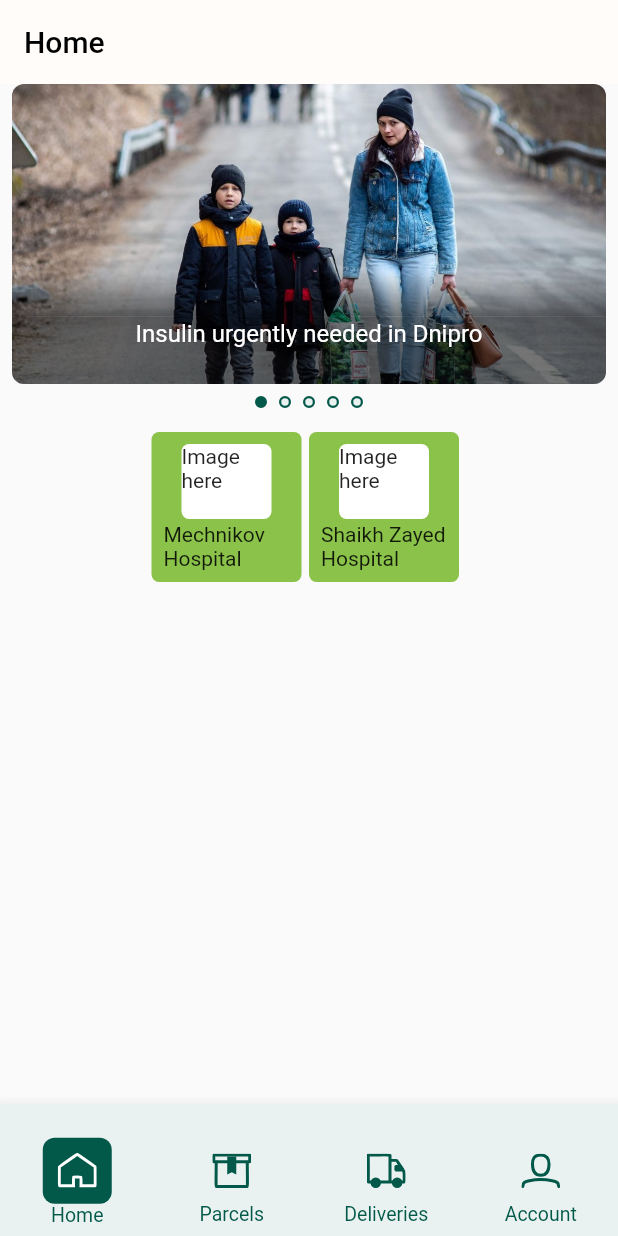
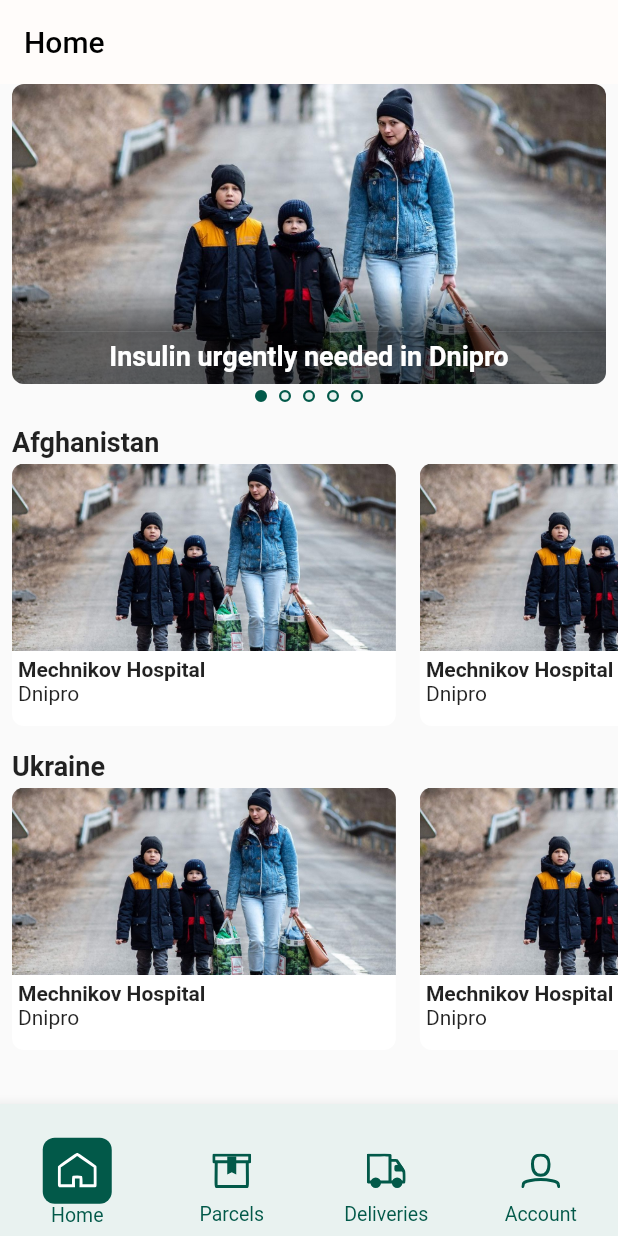
Before and after one commit to thatnick/aid-parcel, a Flutter app: the screen it shows after launch, on a phone screen of 412 x 824 dp. Run offline on Flutter 3.47's test engine with Material 2 defaults, Android fonts, the phone set to English and light mode, and no system bars; our stand-ins replace equatable, flutter_bloc, flutter_svg, geolocator, google_maps_flutter, permission_handler.

Commit message:
Adds beneficiary scroll

```diff
--- a/lib/screens/home/beneficiary_card.dart
+++ /dev/null
@@ -1,44 +0,0 @@
-import 'package:flutter/material.dart';
-
-import '../../models/beneficiary_model.dart';
-
-class BeneficiaryBox extends StatelessWidget {
-  final Beneficiary beneficiary;
-  const BeneficiaryBox({super.key, required this.beneficiary});
-
-  @override
-  Widget build(BuildContext context) {
-    return Container(
-      width: 100,
-      margin: const EdgeInsets.only(right: 5),
-      decoration: BoxDecoration(
-        color: Colors.lightGreen,
-        borderRadius: BorderRadius.circular(5),
-      ),
-      child: Stack(
-        children: [
-          Align(
-            alignment: Alignment.topCenter,
-            child: Container(
-              margin: const EdgeInsets.only(top: 8),
-              height: 50,
-              width: 60,
-              decoration: BoxDecoration(
-                color: Colors.white,
-                borderRadius: BorderRadius.circular(5),
-              ),
-              child: const Text('Image here'),
-            ),
-          ),
-          Padding(
-            padding: const EdgeInsets.all(8.0),
-            child: Align(
-              alignment: Alignment.bottomCenter,
-              child: Text(beneficiary.name),
-            ),
-          )
-        ],
-      ),
-    );
-  }
-}
--- /dev/null
+++ b/lib/screens/home/beneficiary_scroll.dart
@@ -0,0 +1,109 @@
+import 'package:flutter/material.dart';
+
+class BeneficiaryScroll extends StatefulWidget {
+  const BeneficiaryScroll({super.key});
+
+  @override
+  State<BeneficiaryScroll> createState() => _BeneficiaryScrollState();
+}
+
+class _BeneficiaryScrollState extends State<BeneficiaryScroll> {
+  final totalFeatures = 5;
+  int currentFeatureIndex = 0;
+
+  @override
+  Widget build(BuildContext context) {
+    return Stack(children: [
+      SizedBox(
+        height: 175,
+        child: PageView.builder(
+            pageSnapping: false,
+            padEnds: false,
+            controller: PageController(viewportFraction: 0.66),
+            itemCount: totalFeatures,
+            itemBuilder: (context, index) {
+              return Column(
+                children: const [
+                  FeaturedImage(),
+                  TextBox(),
+                ],
+              );
+            }),
+      ),
+    ]);
+  }
+}
+
+class FeaturedImage extends StatelessWidget {
+  const FeaturedImage({
+    Key? key,
+  }) : super(key: key);
+
+  @override
+  Widget build(BuildContext context) {
+    return Padding(
+      padding: const EdgeInsets.symmetric(horizontal: 8.0),
+      child: Container(
+        height: 125,
+        decoration: const BoxDecoration(
+          borderRadius: BorderRadius.only(
+            topLeft: Radius.circular(8),
+            topRight: Radius.circular(8),
+          ),
+          image: DecorationImage(
+            image: AssetImage(
+              'assets/sample_images/ukr/cover.jpeg',
+            ),
+            fit: BoxFit.cover,
+          ),
+        ),
+      ),
+    );
+  }
+}
+
+class TextBox extends StatelessWidget {
+  const TextBox({
+    Key? key,
+  }) : super(key: key);
+
+  @override
+  Widget build(BuildContext context) {
+    return Align(
+      alignment: Alignment.center,
+      child: Container(
+        width: (MediaQuery.of(context).size.width * 0.66) - 16,
+        height: 50,
+        decoration: const BoxDecoration(
+          color: Colors.white,
+          borderRadius: BorderRadius.only(
+            bottomLeft: Radius.circular(8),
+            bottomRight: Radius.circular(8),
+          ),
+        ),
+        child: Padding(
+          padding: const EdgeInsets.all(4),
+          child: Column(
+            mainAxisAlignment: MainAxisAlignment.start,
+            crossAxisAlignment: CrossAxisAlignment.start,
+            children: const [
+              Text(
+                'Mechnikov Hospital',
+                style: TextStyle(
+                  fontSize: 14,
+                  fontWeight: FontWeight.w600,
+                ),
+              ),
+              Text(
+                'Dnipro',
+                style: TextStyle(
+                  fontSize: 14,
+                ),
+              ),
+            ],
+          ),
+        ),
+      ),
+    );
+  }
+}
--- a/lib/screens/home/featured_carousel.dart
+++ b/lib/screens/home/featured_carousel.dart
@@ -33,13 +33,15 @@ class _FeaturedCarouselState extends State<FeaturedCarousel> {
             }),
       ),
       SizedBox(
-        height: 224,
+        height: 212,
         child: Row(
           mainAxisAlignment: MainAxisAlignment.center,
           crossAxisAlignment: CrossAxisAlignment.end,
           children: List<Widget>.generate(totalFeatures, (int index) {
             return Padding(
-              padding: const EdgeInsets.symmetric(horizontal: 4, vertical: 8),
+              padding: const EdgeInsets.symmetric(
+                horizontal: 4,
+              ),
               child: Container(
                 width: 8,
                 height: 8,
@@ -101,7 +103,7 @@ class ImageOverlay extends StatelessWidget {
       child: Column(
         children: [
           const SizedBox(
-            height: 125,
+            height: 135,
           ),
           Container(
             width: MediaQuery.of(context).size.width - 16,
@@ -119,7 +121,7 @@ class ImageOverlay extends StatelessWidget {
           ),
           Container(
             width: MediaQuery.of(context).size.width - 16,
-            height: 45,
+            height: 35,
             decoration: const BoxDecoration(
               borderRadius: BorderRadius.only(
                 bottomLeft: Radius.circular(8),
@@ -127,22 +129,20 @@ class ImageOverlay extends StatelessWidget {
               ),
               color: Colors.black54,
             ),
-            child: Padding(
-              padding: const EdgeInsets.only(bottom: 8, left: 8, right: 8),
-              child: Column(
-                mainAxisAlignment: MainAxisAlignment.end,
-                children: const [
-                  Text(
-                    'Insulin urgently needed in Dnipro',
-                    style: TextStyle(
-                      color: Colors.white,
-                      fontSize: 16,
-                    ),
+            child: const Align(
+              alignment: Alignment.bottomCenter,
+              child: Padding(
+                padding: EdgeInsets.only(
+                  bottom: 8,
+                ),
+                child: Text(
+                  'Insulin urgently needed in Dnipro',
+                  style: TextStyle(
+                    color: Colors.white,
+                    fontSize: 18,
+                    fontWeight: FontWeight.w600,
                   ),
-                  SizedBox(
-                    height: 16,
-                  )
-                ],
+                ),
               ),
             ),
           ),
--- a/lib/screens/home/home_page.dart
+++ b/lib/screens/home/home_page.dart
@@ -1,10 +1,8 @@
 import 'package:flutter/material.dart';
 
-import '../../models/beneficiary_model.dart';
-import '../../models/country_model.dart';
 import '../error/error_page.dart';
 import '../main/destination_view.dart';
-import 'beneficiary_card.dart';
+import 'beneficiary_scroll.dart';
 import 'featured_carousel.dart';
 
 class HomePage extends StatefulWidget {
@@ -41,22 +39,38 @@ class _HomePageState extends State<HomePage> {
       ),
       body: SingleChildScrollView(
         child: Column(
-          children: [
-            const FeaturedCarousel(),
+          children: const [
+            FeaturedCarousel(),
+            SizedBox(height: 16),
             Padding(
-              padding: const EdgeInsets.all(8.0),
-              child: SizedBox(
-                height: 100,
-                child: ListView.builder(
-                    scrollDirection: Axis.horizontal,
-                    shrinkWrap: true,
-                    itemCount: Country.sampleCountries.length,
-                    itemBuilder: (context, index) {
-                      return BeneficiaryBox(
-                          beneficiary: Beneficiary.sampleBeneficiaries[index]);
-                    }),
+              padding: EdgeInsets.only(left: 8, bottom: 4),
+              child: Align(
+                alignment: Alignment.centerLeft,
+                child: Text(
+                  'Afghanistan',
+                  style: TextStyle(
+                    fontSize: 18,
+                    fontWeight: FontWeight.w600,
+                  ),
+                ),
               ),
             ),
+            BeneficiaryScroll(),
+            SizedBox(height: 16),
+            Padding(
+              padding: EdgeInsets.only(left: 8, bottom: 4),
+              child: Align(
+                alignment: Alignment.centerLeft,
+                child: Text(
+                  'Ukraine',
+                  style: TextStyle(
+                    fontSize: 18,
+                    fontWeight: FontWeight.w600,
+                  ),
+                ),
+              ),
+            ),
+            BeneficiaryScroll(),
           ],
         ),
       ),
```
